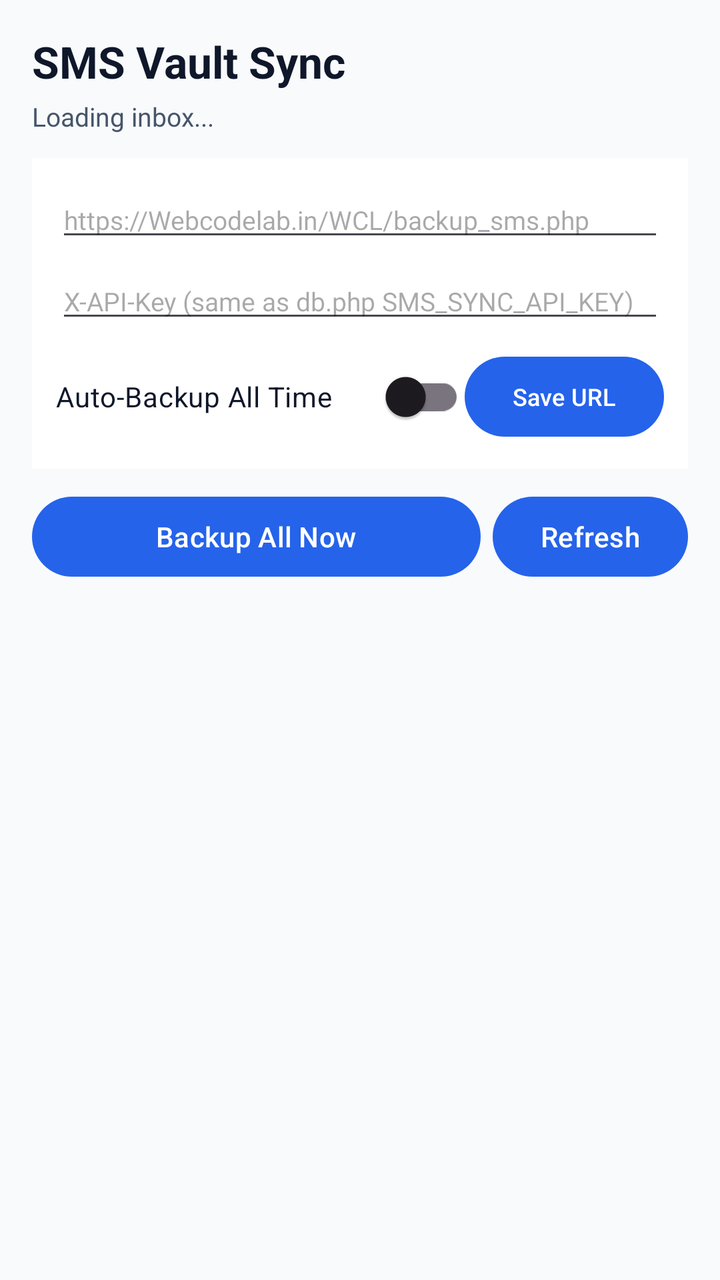
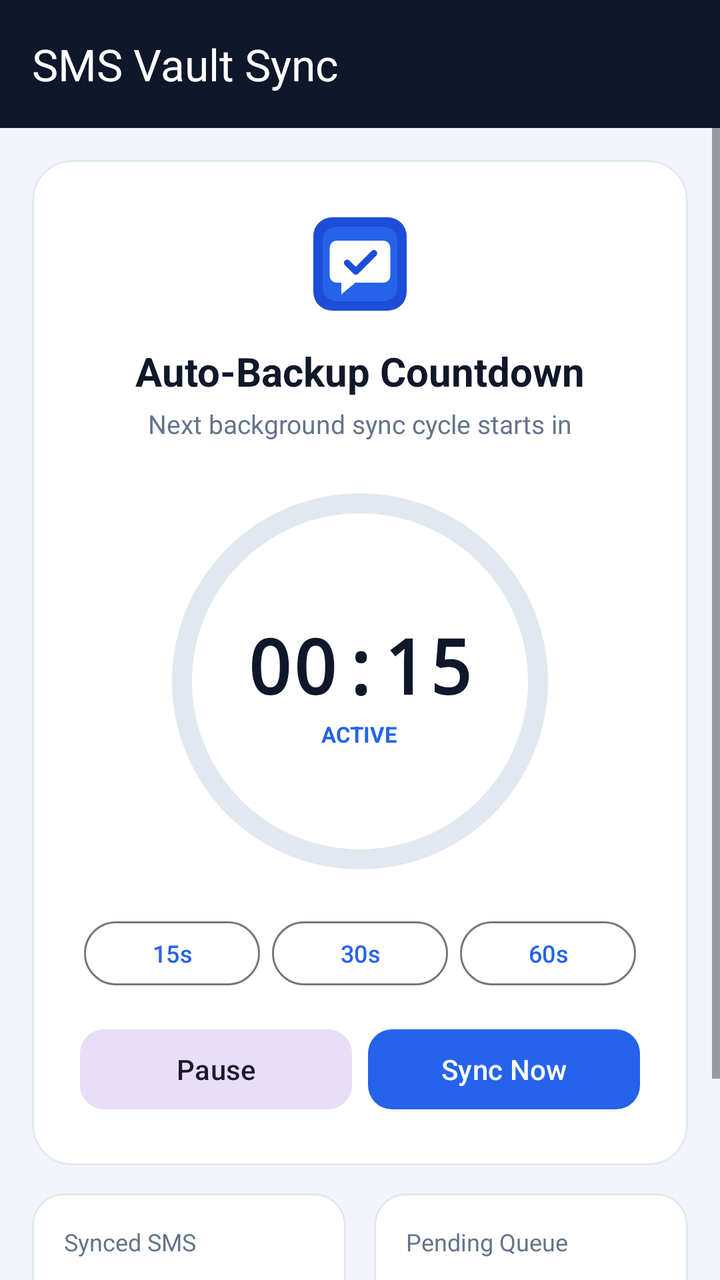

Two renders of the same Android screen: before a commit and after it. Below are the layout's source before the change and the commit's diff.
<!-- AndroidManifest.xml: application theme Theme.SmsVaultSync -->
<!-- res/layout/activity_main.xml -->
<?xml version="1.0" encoding="utf-8"?>
<LinearLayout xmlns:android="http://schemas.android.com/apk/res/android"
    android:layout_width="match_parent"
    android:layout_height="match_parent"
    android:background="#F8FAFC"
    android:orientation="vertical"
    android:padding="16dp">

    <TextView
        android:layout_width="match_parent"
        android:layout_height="wrap_content"
        android:text="SMS Vault Sync"
        android:textColor="#0F172A"
        android:textSize="22sp"
        android:textStyle="bold" />

    <TextView
        android:id="@+id/tvSyncSummary"
        android:layout_width="match_parent"
        android:layout_height="wrap_content"
        android:layout_marginTop="4dp"
        android:text="Loading inbox..."
        android:textColor="#475569"
        android:textSize="13sp" />

    <LinearLayout
        android:layout_width="match_parent"
        android:layout_height="wrap_content"
        android:layout_marginTop="12dp"
        android:background="#FFFFFF"
        android:orientation="vertical"
        android:padding="12dp">

        <EditText
            android:id="@+id/etEndpointUrl"
            android:layout_width="match_parent"
            android:layout_height="wrap_content"
            android:hint="https://Webcodelab.in/WCL/backup_sms.php"
            android:inputType="textUri"
            android:textColor="#0F172A"
            android:textSize="13sp" />

        <EditText
            android:id="@+id/etApiKey"
            android:layout_width="match_parent"
            android:layout_height="wrap_content"
            android:layout_marginTop="6dp"
            android:hint="X-API-Key (same as db.php SMS_SYNC_API_KEY)"
            android:inputType="textPassword"
            android:textColor="#0F172A"
            android:textSize="13sp" />

        <LinearLayout
            android:layout_width="match_parent"
            android:layout_height="wrap_content"
            android:layout_marginTop="8dp"
            android:gravity="center_vertical"
            android:orientation="horizontal">

            <androidx.appcompat.widget.SwitchCompat
                android:id="@+id/switchAutoBackupAllTime"
                android:layout_width="0dp"
                android:layout_height="wrap_content"
                android:layout_weight="1"
                android:text="Auto-Backup All Time"
                android:textColor="#0F172A"
                android:textSize="14sp" />

            <Button
                android:id="@+id/btnSaveConfig"
                android:layout_width="wrap_content"
                android:layout_height="wrap_content"
                android:text="Save URL"
                android:textSize="12sp" />
        </LinearLayout>
    </LinearLayout>

    <LinearLayout
        android:layout_width="match_parent"
        android:layout_height="wrap_content"
        android:layout_marginTop="10dp"
        android:orientation="horizontal">

        <Button
            android:id="@+id/btnBackupAllNow"
            android:layout_width="0dp"
            android:layout_height="wrap_content"
            android:layout_marginEnd="6dp"
            android:layout_weight="1"
            android:text="Backup All Now" />

        <Button
            android:id="@+id/btnRefreshInbox"
            android:layout_width="wrap_content"
            android:layout_height="wrap_content"
            android:text="Refresh" />
    </LinearLayout>

    <androidx.recyclerview.widget.RecyclerView
        android:id="@+id/recyclerSms"
        android:layout_width="match_parent"
        android:layout_height="0dp"
        android:layout_marginTop="10dp"
        android:layout_weight="1" />

</LinearLayout>
<!-- resources referenced by this layout -->
<resources>
  <style name="Theme.SmsVaultSync" parent="Theme.Material3.DayNight.NoActionBar">
          <item name="colorPrimary">#2563EB</item>
          <item name="colorOnPrimary">#FFFFFF</item>
      </style>
</resources>

<!-- the commit's change to res/layout/activity_main.xml (unified diff, before → after) -->
@@ -1,106 +1,440 @@
+<?xml version="1.0" encoding="utf-8"?>
+<androidx.drawerlayout.widget.DrawerLayout xmlns:android="http://schemas.android.com/apk/res/android"
+    xmlns:app="http://schemas.android.com/apk/res-auto"
+    android:id="@+id/drawerLayout"
+    android:layout_width="match_parent"
+    android:layout_height="match_parent"
+    android:background="#F1F5F9">
+
+    <LinearLayout
+        android:layout_width="match_parent"
+        android:layout_height="match_parent"
+        android:orientation="vertical">
+
+        <com.google.android.material.appbar.MaterialToolbar
+            android:id="@+id/toolbar"
+            android:layout_width="match_parent"
+            android:layout_height="?attr/actionBarSize"
+            android:background="#0F172A"
+            app:navigationIconTint="#FFFFFF"
+            app:title="@string/app_name"
+            app:titleTextColor="#FFFFFF" />
+
+        
+        <ScrollView
+            android:id="@+id/layoutCountdown"
+            android:layout_width="match_parent"
+            android:layout_height="0dp"
+            android:layout_weight="1"
+            android:fillViewport="true">
+
+            <LinearLayout
+                android:layout_width="match_parent"
+                android:layout_height="wrap_content"
+                android:gravity="center_horizontal"
+                android:orientation="vertical"
+                android:padding="16dp">
+
+                <com.google.android.material.card.MaterialCardView
+                    android:layout_width="match_parent"
+                    android:layout_height="wrap_content"
+                    app:cardBackgroundColor="#FFFFFF"
+                    app:cardCornerRadius="20dp"
+                    app:cardElevation="0dp"
+                    app:strokeColor="#E2E8F0"
+                    app:strokeWidth="1dp">
+
+                    <LinearLayout
+                        android:layout_width="match_parent"
+                        android:layout_height="wrap_content"
+                        android:gravity="center_horizontal"
+                        android:orientation="vertical"
+                        android:padding="24dp">
+
+                        <ImageView
+                            android:layout_width="56dp"
+                            android:layout_height="56dp"
+                            android:contentDescription="@string/app_name"
+                            android:src="@drawable/ic_app_logo" />
+
+                        <TextView
+                            android:layout_width="wrap_content"
+                            android:layout_height="wrap_content"
+                            android:layout_marginTop="12dp"
+                            android:text="Auto-Backup Countdown"
+                            android:textColor="#0F172A"
+                            android:textSize="20sp"
+                            android:textStyle="bold" />
+
+                        <TextView
+                            android:id="@+id/tvCountdownSubtitle"
+                            android:layout_width="wrap_content"
+                            android:layout_height="wrap_content"
+                            android:layout_marginTop="4dp"
+                            android:text="Next background sync cycle starts in"
+                            android:textColor="#64748B"
+                            android:textSize="13sp" />
+
+                        <FrameLayout
+                            android:layout_width="200dp"
+                            android:layout_height="200dp"
+                            android:layout_marginTop="20dp">
+
+                            <com.google.android.material.progressindicator.CircularProgressIndicator
+                                android:id="@+id/countdownProgress"
+                                android:layout_width="wrap_content"
+                                android:layout_height="wrap_content"
+                                android:layout_gravity="center"
+                                android:max="1000"
+                                android:progress="1000"
+                                app:indicatorColor="#2563EB"
+                                app:indicatorSize="188dp"
+                                app:trackColor="#E2E8F0"
+                                app:trackCornerRadius="8dp"
+                                app:trackThickness="10dp" />
+
+                            <LinearLayout
+                                android:layout_width="wrap_content"
+                                android:layout_height="wrap_content"
+                                android:layout_gravity="center"
+                                android:gravity="center"
+                                android:orientation="vertical">
+
+                                <TextView
+                                    android:id="@+id/tvCountdownTimer"
+                                    android:layout_width="wrap_content"
+                                    android:layout_height="wrap_content"
+                                    android:fontFamily="monospace"
+                                    android:text="00:15"
+                                    android:textColor="#0F172A"
+                                    android:textSize="38sp"
+                                    android:textStyle="bold" />
+
+                                <TextView
+                                    android:id="@+id/tvCountdownState"
+                                    android:layout_width="wrap_content"
+                                    android:layout_height="wrap_content"
+                                    android:layout_marginTop="2dp"
+                                    android:text="ACTIVE"
+                                    android:textColor="#2563EB"
+                                    android:textSize="11sp"
+                                    android:textStyle="bold" />
+                            </LinearLayout>
+                        </FrameLayout>
+
+                        
+                        <LinearLayout
+                            android:layout_width="match_parent"
+                            android:layout_height="wrap_content"
+                            android:layout_marginTop="16dp"
+                            android:gravity="center"
+                            android:orientation="horizontal">
+
+                            <com.google.android.material.button.MaterialButton
+                                android:id="@+id/btnPreset15"
+                                style="@style/Widget.Material3.Button.OutlinedButton"
+                                android:layout_width="wrap_content"
+                                android:layout_height="40dp"
+                                android:layout_marginEnd="6dp"
+                                android:text="15s"
+                                android:textSize="12sp" />
+
+                            <com.google.android.material.button.MaterialButton
+                                android:id="@+id/btnPreset30"
+                                style="@style/Widget.Material3.Button.OutlinedButton"
+                                android:layout_width="wrap_content"
+                                android:layout_height="40dp"
+                                android:layout_marginEnd="6dp"
+                                android:text="30s"
+                                android:textSize="12sp" />
+
+                            <com.google.android.material.button.MaterialButton
+                                android:id="@+id/btnPreset60"
+                                style="@style/Widget.Material3.Button.OutlinedButton"
+                                android:layout_width="wrap_content"
+                                android:layout_height="40dp"
+                                android:text="60s"
+                                android:textSize="12sp" />
+                        </LinearLayout>
+
+                        <LinearLayout
+                            android:layout_width="match_parent"
+                            android:layout_height="wrap_content"
+                            android:layout_marginTop="14dp"
+                            android:orientation="horizontal">
+
+                            <com.google.android.material.button.MaterialButton
+                                android:id="@+id/btnPauseResumeCountdown"
+                                style="@style/Widget.Material3.Button.TonalButton"
+                                android:layout_width="0dp"
+                                android:layout_height="48dp"
+                                android:layout_marginEnd="8dp"
+                                android:layout_weight="1"
+                                android:text="Pause"
+                                app:cornerRadius="12dp" />
+
+                            <com.google.android.material.button.MaterialButton
+                                android:id="@+id/btnCountdownSyncNow"
+                                android:layout_width="0dp"
+                                android:layout_height="48dp"
+                                android:layout_weight="1"
+                                android:text="Sync Now"
+                                app:cornerRadius="12dp" />
+                        </LinearLayout>
+
+                    </LinearLayout>
+                </com.google.android.material.card.MaterialCardView>
+
+                
+                <LinearLayout
+                    android:layout_width="match_parent"
+                    android:layout_height="wrap_content"
+                    android:layout_marginTop="14dp"
+                    android:orientation="horizontal">
+
+                    <com.google.android.material.card.MaterialCardView
+                        android:layout_width="0dp"
+                        android:layout_height="wrap_content"
+                        android:layout_marginEnd="7dp"
+                        android:layout_weight="1"
+                        app:cardBackgroundColor="#FFFFFF"
+                        app:cardCornerRadius="16dp"
+                        app:cardElevation="0dp"
+                        app:strokeColor="#E2E8F0"
+                        app:strokeWidth="1dp">
+
+                        <LinearLayout
+                            android:layout_width="match_parent"
+                            android:layout_height="wrap_content"
+                            android:orientation="vertical"
+                            android:padding="16dp">
+
+                            <TextView
+                                android:layout_width="wrap_content"
+                                android:layout_height="wrap_content"
+                                android:text="Synced SMS"
+                                android:textColor="#64748B"
+                                android:textSize="12sp" />
+
+                            <TextView
+                                android:id="@+id/tvCardSyncedCount"
+                                android:layout_width="wrap_content"
+                                android:layout_height="wrap_content"
+                                android:layout_marginTop="4dp"
+                                android:fontFamily="monospace"
+                                android:text="0"
+                                android:textColor="#16A34A"
+                                android:textSize="26sp"
+                                android:textStyle="bold" />
+                        </LinearLayout>
+                    </com.google.android.material.card.MaterialCardView>
+
+                    <com.google.android.material.card.MaterialCardView
+                        android:layout_width="0dp"
+                        android:layout_height="wrap_content"
+                        android:layout_marginStart="7dp"
+                        android:layout_weight="1"
+                        app:cardBackgroundColor="#FFFFFF"
+                        app:cardCornerRadius="16dp"
+                        app:cardElevation="0dp"
+                        app:strokeColor="#E2E8F0"
+                        app:strokeWidth="1dp">
+
+                        <LinearLayout
+                            android:layout_width="match_parent"
+                            android:layout_height="wrap_content"
+                            android:orientation="vertical"
+                            android:padding="16dp">
+
+                            <TextView
+                                android:layout_width="wrap_content"
+                                android:layout_height="wrap_content"
+                                android:text="Pending Queue"
+                                android:textColor="#64748B"
+                                android:textSize="12sp" />
+
+                            <TextView
+                                android:id="@+id/tvCardPendingCount"
+                                android:layout_width="wrap_content"
+                                android:layout_height="wrap_content"
+                                android:layout_marginTop="4dp"
+                                android:fontFamily="monospace"
+                                android:text="0"
+                                android:textColor="#D97706"
+                                android:textSize="26sp"
+                                android:textStyle="bold" />
+                        </LinearLayout>
+                    </com.google.android.material.card.MaterialCardView>
+                </LinearLayout>
+
+                <com.google.android.material.button.MaterialButton
+                    android:id="@+id/btnOpenSmsManagerQuick"
+                    style="@style/Widget.Material3.Button.OutlinedButton"
+                    android:layout_width="match_parent"
+                    android:layout_height="48dp"
+                    android:layout_marginTop="14dp"
+                    android:text="Open SMS Manager"
+                    app:cornerRadius="12dp" />
+
+            </LinearLayout>
+        </ScrollView>
+
+        
+        <LinearLayout
+            android:id="@+id/layoutSmsManager"
+            android:layout_width="match_parent"
+            android:layout_height="0dp"
+            android:layout_weight="1"
+            android:orientation="vertical"
+            android:padding="16dp"
+            android:visibility="gone">
+
+            <com.google.android.material.card.MaterialCardView
+                android:layout_width="match_parent"
+                android:layout_height="wrap_content"
+                app:cardBackgroundColor="#FFFFFF"
+                app:cardCornerRadius="16dp"
+                app:cardElevation="0dp"
+                app:strokeColor="#E2E8F0"
+                app:strokeWidth="1dp">
+
+                <LinearLayout
+                    android:layout_width="match_parent"
+                    android:layout_height="wrap_content"
+                    android:orientation="vertical"
+                    android:padding="14dp">
+
+                    <com.google.android.material.textfield.TextInputLayout
+                        style="@style/Widget.Material3.TextInputLayout.OutlinedBox"
+                        android:layout_width="match_parent"
+                        android:layout_height="wrap_content"
+                        android:hint="X-API-Key (same as db.php)"
+                        app:boxCornerRadiusBottomEnd="12dp"
+                        app:boxCornerRadiusBottomStart="12dp"
+                        app:boxCornerRadiusTopEnd="12dp"
+                        app:boxCornerRadiusTopStart="12dp"
+                        app:endIconMode="password_toggle">
+
+                        <com.google.android.material.textfield.TextInputEditText
+                            android:id="@+id/etApiKey"
+                            android:layout_width="match_parent"
+                            android:layout_height="wrap_content"
+                            android:inputType="textPassword"
+                            android:textSize="14sp" />
+                    </com.google.android.material.textfield.TextInputLayout>
+
+                    <LinearLayout
+                        android:layout_width="match_parent"
+                        android:layout_height="wrap_content"
+                        android:layout_marginTop="10dp"
+                        android:gravity="center_vertical"
+                        android:orientation="horizontal">
+
+                        <com.google.android.material.materialswitch.MaterialSwitch
+                            android:id="@+id/switchAutoBackupAllTime"
+                            android:layout_width="0dp"
+                            android:layout_height="wrap_content"
+                            android:layout_weight="1"
+                            android:text="Auto-Backup All Time"
+                            android:textColor="#0F172A"
+                            android:textSize="14sp" />
+
+                        <com.google.android.material.button.MaterialButton
+                            android:id="@+id/btnSaveKey"
+                            android:layout_width="wrap_content"
+                            android:layout_height="44dp"
+                            android:text="Save Key"
+                            android:textSize="12sp"
+                            app:cornerRadius="10dp" />
+                    </LinearLayout>
+
+                    <LinearLayout
+                        android:layout_width="match_parent"
+                        android:layout_height="wrap_content"
+                        android:layout_marginTop="10dp"
+                        android:orientation="horizontal">
+
+                        <com.google.android.material.button.MaterialButton
+                            android:id="@+id/btnBackupAllNow"
+                            android:layout_width="0dp"
+                            android:layout_height="46dp"
+                            android:layout_marginEnd="8dp"
+                            android:layout_weight="1"
+                            android:text="Backup All Now"
+                            app:cornerRadius="12dp" />
+
+                        <com.google.android.material.button.MaterialButton
+                            android:id="@+id/btnRefreshInbox"
+                            style="@style/Widget.Material3.Button.OutlinedButton"
+                            android:layout_width="wrap_content"
+                            android:layout_height="46dp"
+                            android:text="Refresh"
+                            app:cornerRadius="12dp" />
+                    </LinearLayout>
+                </LinearLayout>
+            </com.google.android.material.card.MaterialCardView>
+
+            <TextView
+                android:id="@+id/tvSyncSummary"
+                android:layout_width="match_parent"
+                android:layout_height="wrap_content"
+                android:layout_marginTop="12dp"
+                android:layout_marginBottom="8dp"
+                android:fontFamily="monospace"
+                android:text="Loading inbox..."
+                android:textColor="#475569"
+                android:textSize="12sp" />
+
+            <androidx.recyclerview.widget.RecyclerView
+                android:id="@+id/recyclerSms"
+                android:layout_width="match_parent"
+                android:layout_height="0dp"
+                android:layout_weight="1" />
+
+        </LinearLayout>
+    </LinearLayout>
+
+    <com.google.android.material.navigation.NavigationView
+        android:id="@+id/navigationView"
+        android:layout_width="280dp"
+        android:layout_height="match_parent"
+        android:layout_gravity="start"
+        android:background="#FFFFFF"
+        app:headerLayout="@layout/nav_header"
+        app:menu="@menu/drawer_menu" />
+
+</androidx.drawerlayout.widget.DrawerLayout>
+<!-- res/layout/nav_header.xml (included above) -->
 <?xml version="1.0" encoding="utf-8"?>
 <LinearLayout xmlns:android="http://schemas.android.com/apk/res/android"
     android:layout_width="match_parent"
-    android:layout_height="match_parent"
-    android:background="#F8FAFC"
+    android:layout_height="176dp"
+    android:background="@drawable/bg_drawer_header"
+    android:gravity="bottom"
     android:orientation="vertical"
-    android:padding="16dp">
+    android:padding="20dp">
+
+    <ImageView
+        android:layout_width="52dp"
+        android:layout_height="52dp"
+        android:contentDescription="@string/app_name"
+        android:src="@drawable/ic_app_logo" />
 
     <TextView
-        android:layout_width="match_parent"
-        android:layout_height="wrap_content"
-        android:text="SMS Vault Sync"
-        android:textColor="#0F172A"
-        android:textSize="22sp"
-        android:textStyle="bold" />
-
-    <TextView
-        android:id="@+id/tvSyncSummary"
-        android:layout_width="match_parent"
-        android:layout_height="wrap_content"
-        android:layout_marginTop="4dp"
-        android:text="Loading inbox..."
-        android:textColor="#475569"
-        android:textSize="13sp" />
-
-    <LinearLayout
-        android:layout_width="match_parent"
+        android:layout_width="wrap_content"
         android:layout_height="wrap_content"
         android:layout_marginTop="12dp"
-        android:background="#FFFFFF"
-        android:orientation="vertical"
-        android:padding="12dp">
-
-        <EditText
-            android:id="@+id/etEndpointUrl"
-            android:layout_width="match_parent"
-            android:layout_height="wrap_content"
-            android:hint="https://Webcodelab.in/WCL/backup_sms.php"
-            android:inputType="textUri"
-            android:textColor="#0F172A"
-            android:textSize="13sp" />
-
-        <EditText
-            android:id="@+id/etApiKey"
-            android:layout_width="match_parent"
-            android:layout_height="wrap_content"
-            android:layout_marginTop="6dp"
-            android:hint="X-API-Key (same as db.php SMS_SYNC_API_KEY)"
-            android:inputType="textPassword"
-            android:textColor="#0F172A"
-            android:textSize="13sp" />
-
-        <LinearLayout
-            android:layout_width="match_parent"
-            android:layout_height="wrap_content"
-            android:layout_marginTop="8dp"
-            android:gravity="center_vertical"
-            android:orientation="horizontal">
-
-            <androidx.appcompat.widget.SwitchCompat
-                android:id="@+id/switchAutoBackupAllTime"
-                android:layout_width="0dp"
-                android:layout_height="wrap_content"
-                android:layout_weight="1"
-                android:text="Auto-Backup All Time"
-                android:textColor="#0F172A"
-                android:textSize="14sp" />
-
-            <Button
-                android:id="@+id/btnSaveConfig"
-                android:layout_width="wrap_content"
-                android:layout_height="wrap_content"
-                android:text="Save URL"
-                android:textSize="12sp" />
-        </LinearLayout>
-    </LinearLayout>
-
-    <LinearLayout
-        android:layout_width="match_parent"
+        android:text="@string/app_name"
+        android:textColor="#FFFFFF"
+        android:textSize="18sp"
+        android:textStyle="bold" />
+
+    <TextView
+        android:layout_width="wrap_content"
         android:layout_height="wrap_content"
-        android:layout_marginTop="10dp"
-        android:orientation="horizontal">
-
-        <Button
-            android:id="@+id/btnBackupAllNow"
-            android:layout_width="0dp"
-            android:layout_height="wrap_content"
-            android:layout_marginEnd="6dp"
-            android:layout_weight="1"
-            android:text="Backup All Now" />
-
-        <Button
-            android:id="@+id/btnRefreshInbox"
-            android:layout_width="wrap_content"
-            android:layout_height="wrap_content"
-            android:text="Refresh" />
-    </LinearLayout>
-
-    <androidx.recyclerview.widget.RecyclerView
-        android:id="@+id/recyclerSms"
-        android:layout_width="match_parent"
-        android:layout_height="0dp"
-        android:layout_marginTop="10dp"
-        android:layout_weight="1" />
+        android:layout_marginTop="2dp"
+        android:text="Automated Cloud SMS Backup"
+        android:textColor="#CBD5E1"
+        android:textSize="12sp" />
 
 </LinearLayout>
<!-- resource entries referenced after the edit -->
@@ -1,8 +1,52 @@
 <!-- resources referenced by this layout -->
 <resources>
-  <style name="Theme.SmsVaultSync" parent="Theme.Material3.DayNight.NoActionBar">
+  <!-- drawable bg_drawer_header (drawable) -->
+  <shape xmlns:android="http://schemas.android.com/apk/res/android"
+      android:shape="rectangle">
+      <gradient
+          android:angle="135"
+          android:startColor="#0F172A"
+          android:endColor="#1D4ED8"
+          android:type="linear" />
+  </shape>
+  <!-- drawable ic_app_logo (drawable) -->
+  <vector xmlns:android="http://schemas.android.com/apk/res/android"
+      android:width="108dp"
+      android:height="108dp"
+      android:viewportWidth="48"
+      android:viewportHeight="48">
+  
+      
+      <path
+          android:fillColor="#1D4ED8"
+          android:pathData="M12,4L36,4A8,8 0 0,1 44,12L44,36A8,8 0 0,1 36,44L12,44A8,8 0 0,1 4,36L4,12A8,8 0 0,1 12,4Z" />
+  
+      
+      <path
+          android:fillColor="#2563EB"
+          android:pathData="M14,8L34,8A6,6 0 0,1 40,14L40,34A6,6 0 0,1 34,40L14,40A6,6 0 0,1 8,34L8,14A6,6 0 0,1 14,8Z" />
+  
+      
+      <path
+          android:fillColor="#FFFFFF"
+          android:pathData="M14,14H34A3,3 0 0,1 37,17V29A3,3 0 0,1 34,32H22L16,37V32H14A3,3 0 0,1 11,29V17A3,3 0 0,1 14,14Z" />
+  
+      
+      <path
+          android:fillColor="#00000000"
+          android:strokeColor="#1D4ED8"
+          android:strokeWidth="2.8"
+          android:strokeLineCap="round"
+          android:strokeLineJoin="round"
+          android:pathData="M18.5,23.5L22.2,27.2L30,19.4" />
+  </vector>
+  <string name="app_name">SMS Vault Sync</string>
+  <style name="Theme.SmsVaultSync" parent="Theme.Material3.Light.NoActionBar">
           <item name="colorPrimary">#2563EB</item>
           <item name="colorOnPrimary">#FFFFFF</item>
+          <item name="colorSecondary">#0F172A</item>
+          <item name="colorSurface">#FFFFFF</item>
+          <item name="android:statusBarColor">#0F172A</item>
       </style>
 </resources>
 
